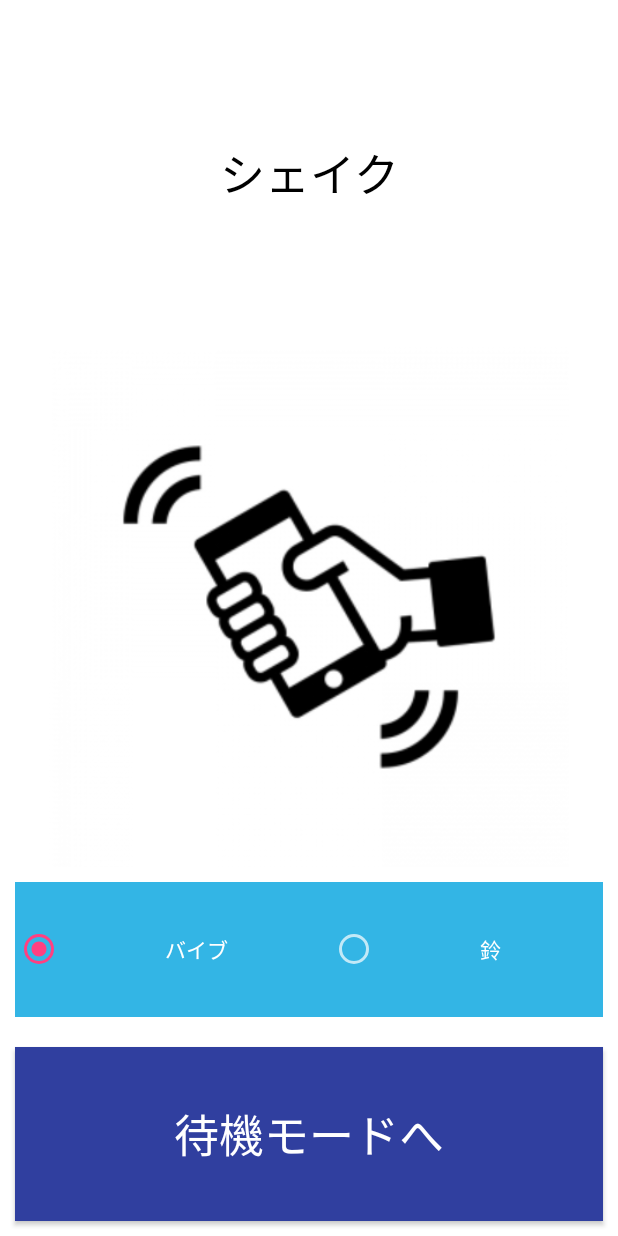
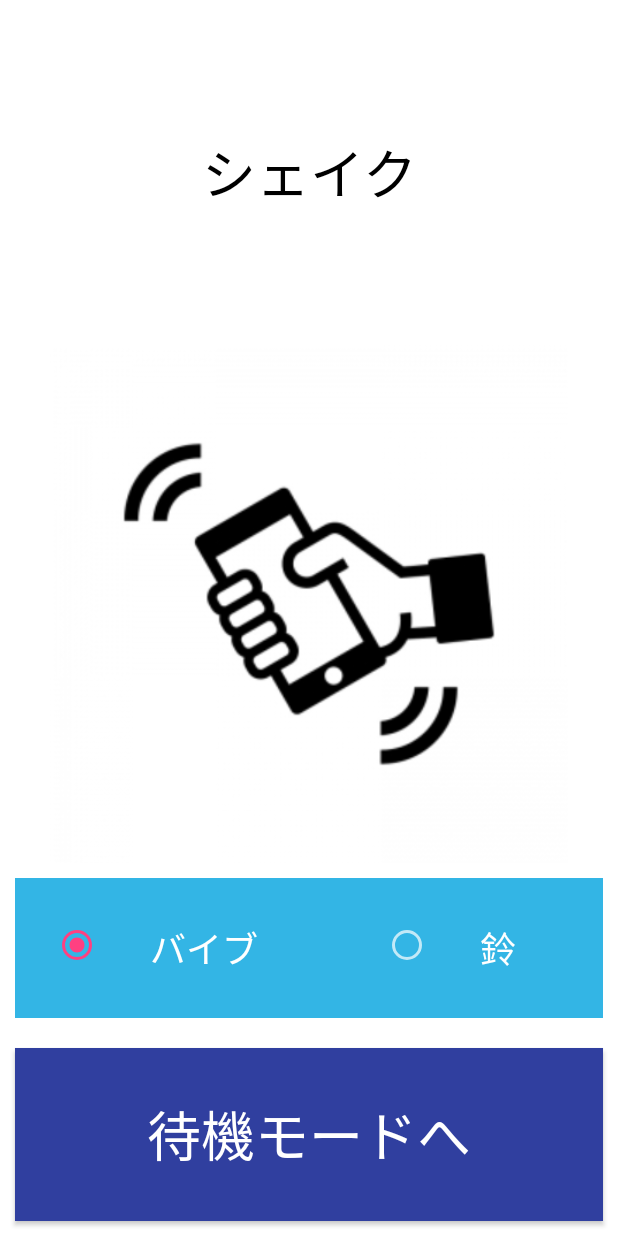
Before and after one commit to Masatsuna/ShakeandVibration, an Android app: the screen it shows after launch (MainActivity), on a phone screen of 412 x 824 dp. Run offline under Robolectric (Android 15) with nearby library versions, the phone set to English and light mode, and no system bars.

Commit message:
レイアウトの調整

```diff
--- a/app/src/main/res/layout/activity_main.xml
+++ b/app/src/main/res/layout/activity_main.xml
@@ -16,7 +16,7 @@
         android:gravity="center"
         android:text="@string/shake"
         android:textColor="@android:color/background_dark"
-        android:textSize="30sp"
+        android:textSize="36sp"
         app:layout_constraintBottom_toTopOf="@+id/imageview" />
 
     <ImageView
@@ -44,18 +44,36 @@
             android:id="@+id/radioButton"
             android:layout_width="wrap_content"
             android:layout_height="wrap_content"
+            android:layout_marginLeft="25dp"
+            android:layout_marginRight="25dp"
             android:layout_weight="1"
+            android:allowUndo="false"
+            android:autoText="false"
+            android:checked="false"
+            android:contextClickable="false"
+            android:cursorVisible="false"
+            android:duplicateParentState="false"
+            android:editable="false"
+            android:elegantTextHeight="false"
             android:elevation="0dp"
-            android:gravity="center"
-            android:text="バイブ" />
+            android:enabled="true"
+            android:foregroundGravity="right"
+            android:gravity="center_horizontal"
+            android:marqueeRepeatLimit="marquee_forever"
+            android:text="バイブ"
+            android:textIsSelectable="false"
+            android:textSize="24sp" />
 
         <RadioButton
             android:id="@+id/radioButton2"
             android:layout_width="wrap_content"
             android:layout_height="wrap_content"
+            android:layout_marginLeft="25dp"
+            android:layout_marginRight="25dp"
             android:layout_weight="1"
-            android:gravity="center"
-            android:text="鈴" />
+            android:gravity="center_horizontal"
+            android:text="鈴"
+            android:textSize="24sp" />
 
     </RadioGroup>
 
@@ -71,6 +89,6 @@
         android:onClick="onClick"
         android:text="@string/vibration_Mode"
         android:textColor="@android:color/white"
-        android:textSize="30sp" />
+        android:textSize="36sp" />
 
 </LinearLayout>
--- a/app/src/main/res/layout/activity_receive.xml
+++ b/app/src/main/res/layout/activity_receive.xml
@@ -18,7 +18,7 @@
         android:gravity="center"
         android:text="@string/vibration_wait"
         android:textColor="@android:color/black"
-        android:textSize="30sp"
+        android:textSize="36sp"
         app:layout_constraintLeft_toLeftOf="parent"
         app:layout_constraintRight_toRightOf="parent" />
 
@@ -42,7 +42,7 @@
         android:onClick="onClick"
         android:text="@string/shake_Moke"
         android:textColor="@android:color/background_light"
-        android:textSize="30sp" />
+        android:textSize="36sp" />
 
 
 </LinearLayout>
```
